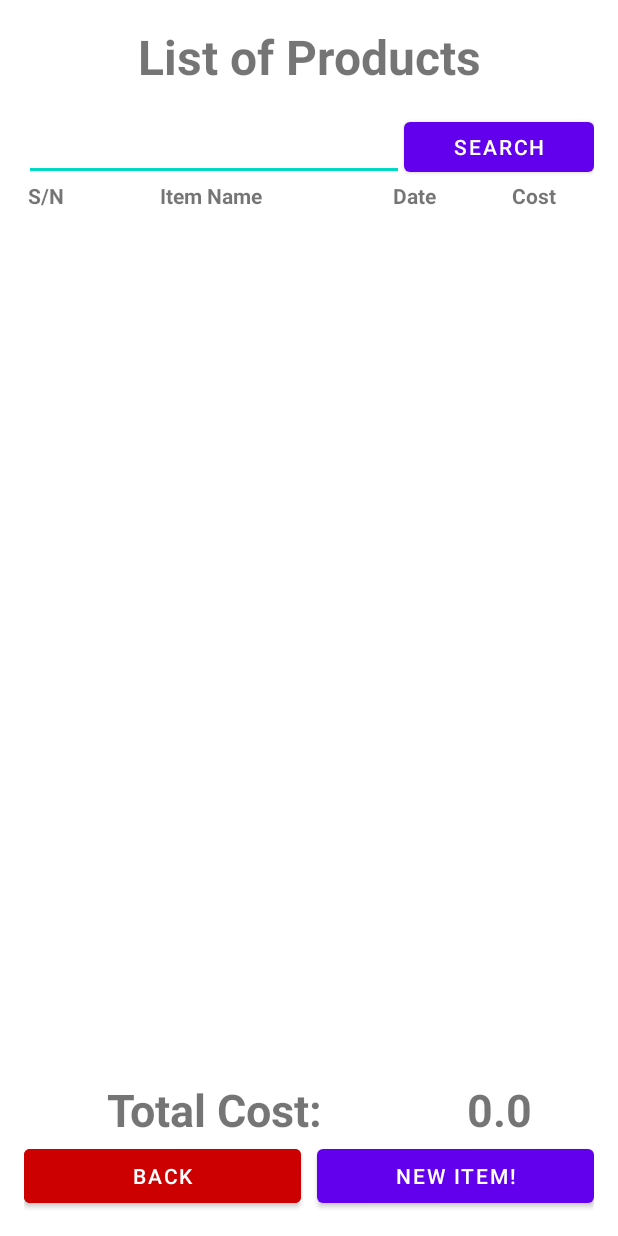
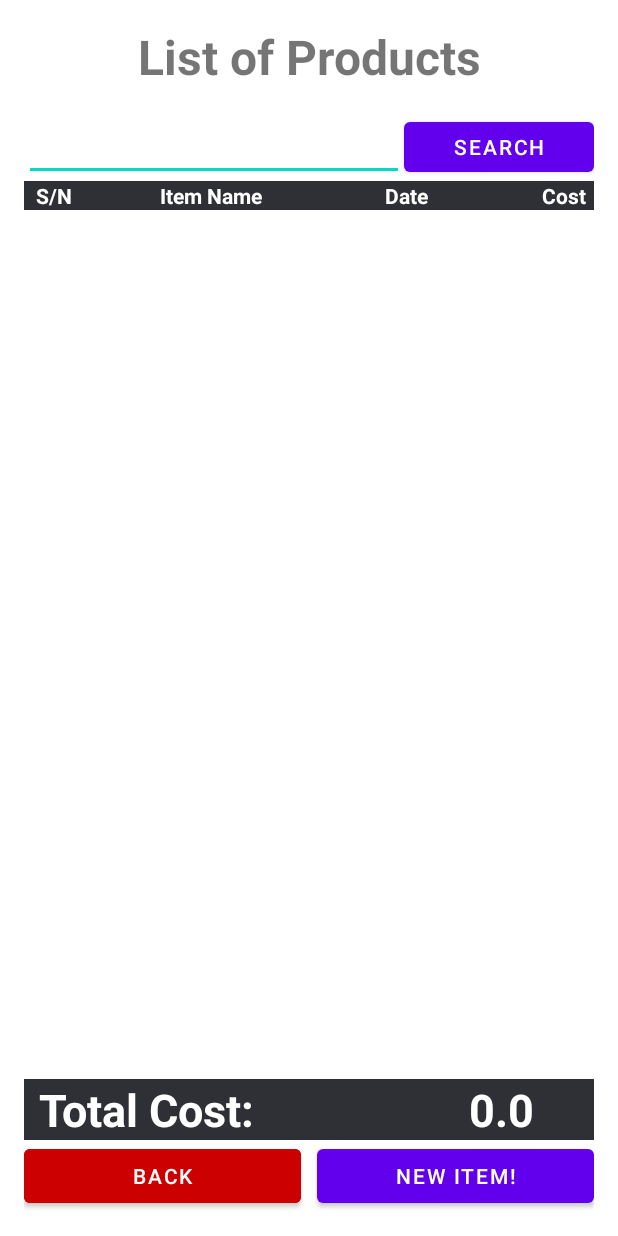
Before and after one commit to rahmanfardin/cse489lab2, an Android app: the ShowReportActivity screen opened directly, with no data from a screen before it, on a phone screen of 412 x 824 dp. Run offline under Robolectric (Android 15) with nearby library versions, the phone set to English and light mode, and no system bars; libraries missing offline, so code that uses them is left out: com.google.firebase.crashlytics; 3 statements that could not run were skipped.

```diff
--- a/app/build.gradle.kts
+++ b/app/build.gradle.kts
@@ -41,4 +41,5 @@ dependencies {
     testImplementation(libs.junit)
     androidTestImplementation(libs.ext.junit)
     androidTestImplementation(libs.espresso.core)
+
 }
--- a/app/src/main/java/com/example/fardinlab31/ShowReportActivity.java
+++ b/app/src/main/java/com/example/fardinlab31/ShowReportActivity.java
@@ -1,5 +1,10 @@
 package com.example.fardinlab31;
 
+import static android.app.PendingIntent.getActivity;
+
+import android.app.AlertDialog;
+import android.app.Dialog;
+import android.content.DialogInterface;
 import android.content.Intent;
 import android.database.Cursor;
 import android.os.AsyncTask;
@@ -10,8 +15,11 @@ import android.widget.Button;
 import android.widget.EditText;
 import android.widget.ListView;
 import android.widget.TextView;
+import android.widget.Toast;
 
 import androidx.appcompat.app.AppCompatActivity;
+import androidx.fragment.app.DialogFragment;
+import androidx.fragment.app.FragmentManager;
 
 import com.google.firebase.crashlytics.buildtools.reloc.org.apache.http.NameValuePair;
 import com.google.firebase.crashlytics.buildtools.reloc.org.apache.http.message.BasicNameValuePair;
@@ -29,8 +37,6 @@ import java.util.Locale;
 public class ShowReportActivity extends AppCompatActivity {
 
     private final ArrayList<item> items = new ArrayList<>();
-    private ListView lvExpenditureList;
-    private Button back, newItem, btnSearch;
     private EditText etSearch;
     private TextView tvTotalCost;
     private CustomEventAdapter adapter;
@@ -40,10 +46,10 @@ public class ShowReportActivity extends AppCompatActivity {
         super.onCreate(savedInstanceState);
         //EdgeToEdge.enable(this);
         setContentView(R.layout.activity_show_report);
-        lvExpenditureList = findViewById(R.id.lvExpenditureList);
-        back = findViewById(R.id.back);
-        newItem = findViewById(R.id.newItem);
-        btnSearch = findViewById(R.id.btnSearch);
+        ListView lvExpenditureList = findViewById(R.id.lvExpenditureList);
+        Button back = findViewById(R.id.back);
+        Button newItem = findViewById(R.id.newItem);
+        Button btnSearch = findViewById(R.id.btnSearch);
         etSearch = findViewById(R.id.etSearch);
         tvTotalCost = findViewById(R.id.tvTotalCost);
 
@@ -60,6 +66,33 @@ public class ShowReportActivity extends AppCompatActivity {
                 intent.putExtra("DATE", selectedItem.date);
                 intent.putExtra("COST", selectedItem.cost);
                 startActivity(intent);
+            }
+        });
+        lvExpenditureList.setOnItemLongClickListener(new AdapterView.OnItemLongClickListener() {
+            @Override
+            public boolean onItemLongClick(AdapterView<?> parent, View view, int position, long delete_id) {
+                AlertDialog.Builder builder = new AlertDialog.Builder(ShowReportActivity.this);
+                builder.setMessage(R.string.dialog_message)
+                        .setTitle(R.string.dialog_title);
+                item selectedItem = items.get(position);
+                //Toast.makeText(ShowReportActivity.this, String.valueOf(selectedItem.ID), Toast.LENGTH_SHORT).show();
+                // Add the buttons.
+                builder.setPositiveButton(R.string.ok, new DialogInterface.OnClickListener() {
+                    public void onClick(DialogInterface dialog, int id) {
+                        if(deleteRemoteData(selectedItem.ID)){
+                            Toast.makeText(ShowReportActivity.this, "Your data has been deleted!!", Toast.LENGTH_SHORT).show();
+                        }else
+                            Toast.makeText(ShowReportActivity.this, "Something went Wrong", Toast.LENGTH_SHORT).show();
+                    }
+                });
+                builder.setNegativeButton(R.string.cancel, new DialogInterface.OnClickListener() {
+                    public void onClick(DialogInterface dialog, int id) {
+                        // User cancels the dialog.
+                    }
+                });
+                AlertDialog dialog = builder.create();
+                dialog.show();
+                return true;
             }
         });
         btnSearch.setOnClickListener(new View.OnClickListener() {
@@ -82,6 +115,22 @@ public class ShowReportActivity extends AppCompatActivity {
                 startActivity(new Intent(ShowReportActivity.this, AddItemActivity.class));
             }
         });
+    }
+
+    private boolean deleteRemoteData(String deleteId) {
+        String[] keys = {"action", "sid", "semester", "id"};
+        String[] values = {"remove", "2021-2-60-008", "2024-3", deleteId};
+        try {
+            itemDB idb = new itemDB(ShowReportActivity.this);
+            idb.deleteEvent(deleteId);
+            //idb.close();
+            httpRequest(keys, values);
+            onStart();
+            return true;
+        }catch (Exception e){
+            e.printStackTrace();
+            return false;
+        }
     }
 
     @Override
@@ -148,7 +197,7 @@ public class ShowReportActivity extends AppCompatActivity {
                     System.out.println("new entry: " + id + itemName + cost + date + "\n");
                     idb.updateEvent(id, itemName, date, cost);
                 }
-                idb.close();
+                //idb.close();
                 adapter.notifyDataSetChanged();
                 tvTotalCost.setText(String.valueOf(totalCost));
             }
@@ -188,7 +237,7 @@ public class ShowReportActivity extends AppCompatActivity {
             items.add(i);
             totalCost += acost;
         }
-        idb.close();
+        //idb.close();
         adapter.notifyDataSetChanged();
         tvTotalCost.setText(String.valueOf(totalCost));
     }
--- a/app/src/main/java/com/example/fardinlab31/SignUpActivity.java
+++ b/app/src/main/java/com/example/fardinlab31/SignUpActivity.java
@@ -18,7 +18,6 @@ public class SignUpActivity extends AppCompatActivity {
 
     private EditText etUserName, etEmail, etPhone, etPassword, etCPassword;
     private CheckBox cbRM, cbRUser;
-    private Button haveAccount, signUP;
 
 
     private SharedPreferences sp;
@@ -68,8 +67,8 @@ public class SignUpActivity extends AppCompatActivity {
         cbRM = findViewById(R.id.cbRM);
         cbRUser = findViewById(R.id.cbRUser);
         //
-        haveAccount = findViewById(R.id.haveAccount);
-        signUP = findViewById(R.id.signUP);
+        Button haveAccount = findViewById(R.id.haveAccount);
+        Button signUP = findViewById(R.id.signUP);
 
         signUP.setOnClickListener(new View.OnClickListener() {
             @Override
--- a/app/src/main/res/layout/activity_add_item.xml
+++ b/app/src/main/res/layout/activity_add_item.xml
@@ -10,6 +10,7 @@
     tools:context=".SignUpActivity">
 
     <TextView
+        android:id="@+id/tvAddItem"
         android:layout_width="match_parent"
         android:layout_height="wrap_content"
         android:layout_marginBottom="16dp"
--- a/app/src/main/res/layout/activity_show_report.xml
+++ b/app/src/main/res/layout/activity_show_report.xml
@@ -38,32 +38,41 @@
     <LinearLayout
         android:layout_width="match_parent"
         android:layout_height="wrap_content"
-        android:orientation="horizontal">
+        android:orientation="horizontal"
+        android:background="@color/material_dynamic_neutral20"
+        >
         <TextView
+            android:layout_marginLeft="5dp"
             android:layout_width="30dp"
             android:layout_height="wrap_content"
             android:text="S/N"
             android:gravity="center_horizontal"
-            android:textStyle="bold"/>
+            android:textStyle="bold"
+            android:textColor="@color/white"/>
         <TextView
             android:layout_width="0dp"
             android:layout_weight="1"
             android:layout_height="wrap_content"
             android:text="Item Name"
             android:gravity="center_horizontal"
-            android:textStyle="bold"/>
+            android:textStyle="bold"
+            android:textColor="@color/white"/>
         <TextView
             android:layout_width="80dp"
             android:layout_height="wrap_content"
             android:text="Date"
+
             android:gravity="center_horizontal"
-            android:textStyle="bold"/>
+            android:textStyle="bold"
+            android:textColor="@color/white"/>
         <TextView
             android:layout_width="80dp"
             android:layout_height="wrap_content"
             android:text="Cost"
-            android:gravity="center_horizontal"
-            android:textStyle="bold"/>
+            android:gravity="right"
+            android:layout_marginRight="5dp"
+            android:textStyle="bold"
+            android:textColor="@color/white"/>
     </LinearLayout>
     <ListView
         android:id="@+id/lvExpenditureList"
@@ -80,15 +89,18 @@
     <LinearLayout
         android:layout_width="match_parent"
         android:layout_height="wrap_content"
-        android:orientation="horizontal">
+        android:orientation="horizontal"
+        android:background="@color/material_dynamic_neutral20">
         <!-- Button -->
         <TextView
+            android:layout_marginLeft="10dp"
             android:layout_width="0dp"
             android:layout_height="wrap_content"
             android:layout_weight="2"
             android:text="Total Cost:"
-            android:gravity="center_horizontal"
+            android:gravity=""
             android:textStyle="bold"
+            android:textColor="@color/white"
             android:textSize="30dp"/>
 
         <TextView
@@ -99,6 +111,7 @@
             android:layout_weight="1"
             android:gravity="center_horizontal"
             android:textStyle="bold"
+            android:textColor="@color/white"
             android:textSize="30dp"/>
     </LinearLayout>
     <LinearLayout
--- a/app/src/main/res/values/strings.xml
+++ b/app/src/main/res/values/strings.xml
@@ -1,3 +1,8 @@
 <resources>
     <string name="app_name">fardinlab3.1</string>
+    <string name="ok">YES</string>
+    <string name="cancel">NO</string>
+    <string name="dialog_message">Are you sure you want to delete?</string>
+    <string name="dialog_title">Delete</string>
+    dialog_message
 </resources>
```
Also changed, not shown: app/src/main/java/com/example/fardinlab31/AddItemActivity.java (+5 -4 lines), app/src/main/java/com/example/fardinlab31/LogINActivity.java (+5 -3 lines), app/src/main/res/layout/row_item.xml (+16 -14 lines).
